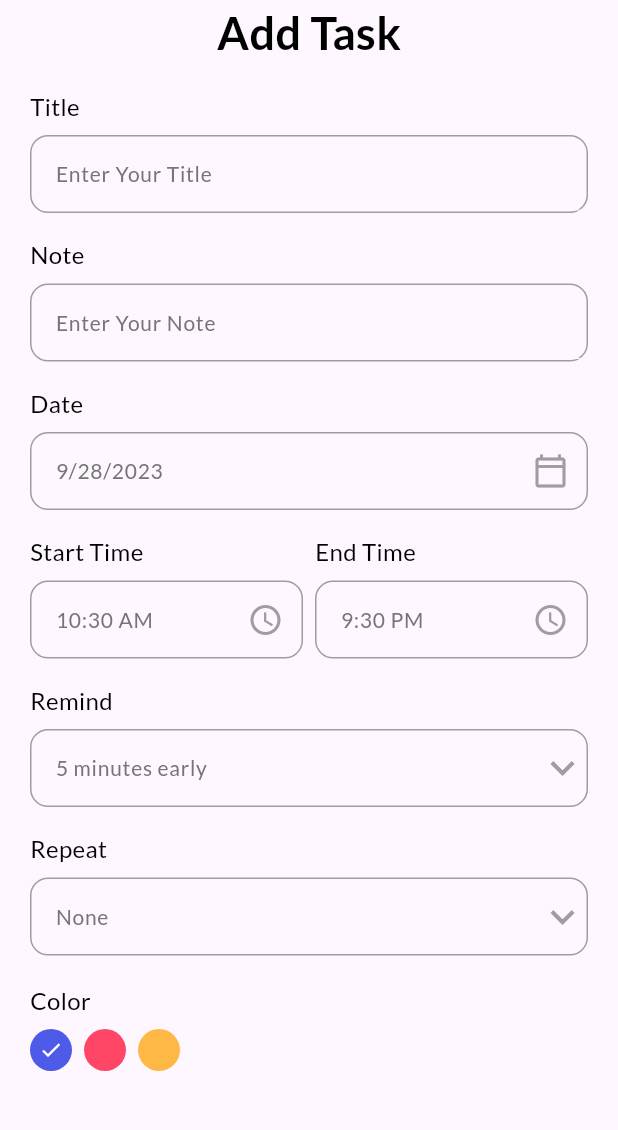
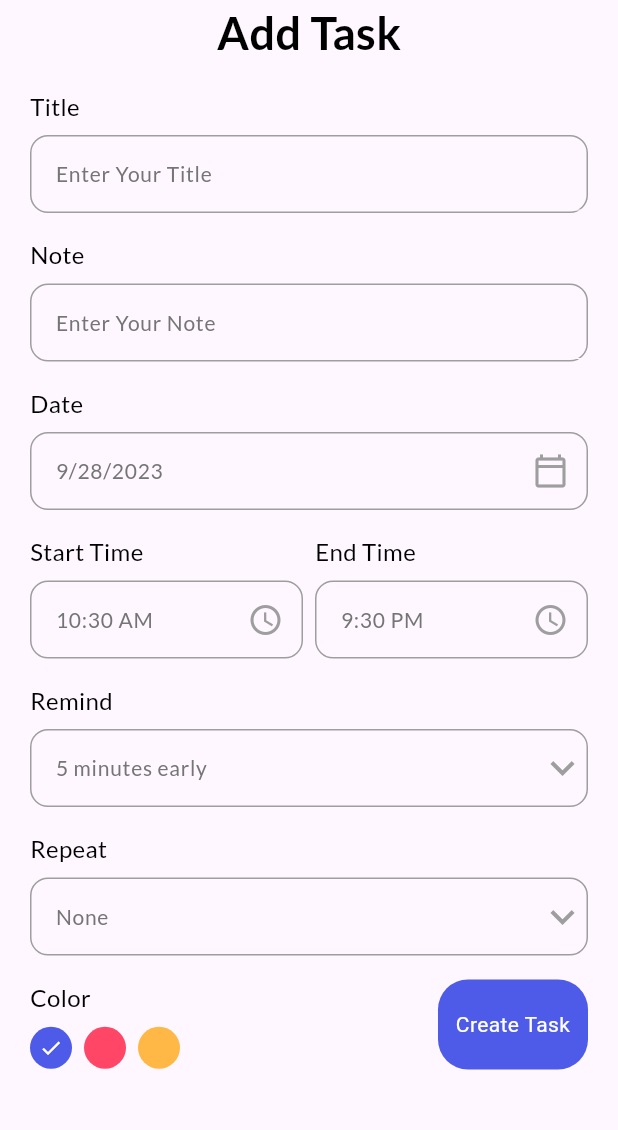
Before and after one commit to Junichi-Machii/flutter_app_calender_03, a Flutter app: the screen it shows after launch, after a tap on "+ Add Task", on a phone screen of 412 x 824 dp, the part 84-1214 px from its top. Run offline on Flutter 3.47's test engine with Material 3 defaults, Android fonts, the light colour scheme and no system bars; our stand-ins replace date_picker_timeline, flutter_local_notifications, get, get_storage, google_fonts, timezone.

Commit message:
add _validateDate textConroller snacbar logic

```diff
--- a/lib/ui/widgets/add_task_bar.dart
+++ b/lib/ui/widgets/add_task_bar.dart
@@ -2,9 +2,9 @@ import 'package:flutter/material.dart';
 import 'package:flutter_clendar_app03/contents/color.dart';
 import 'package:flutter_clendar_app03/contents/theme.dart';
 import 'package:flutter_clendar_app03/data/list_date.dart';
+import 'package:flutter_clendar_app03/ui/widgets/button.dart';
 import 'package:flutter_clendar_app03/ui/widgets/input_field.dart';
 import 'package:get/get.dart';
-import 'package:get/get_core/src/get_main.dart';
 import 'package:intl/intl.dart';
 
 class AddTaskPage extends StatefulWidget {
@@ -15,6 +15,8 @@ class AddTaskPage extends StatefulWidget {
 }
 
 class _AddTaskPageState extends State<AddTaskPage> {
+  final TextEditingController _titleController = TextEditingController();
+  final TextEditingController _noteController = TextEditingController();
   DateTime _selectedDate = DateTime.now();
   // TimeOfDay _selectedTime = TimeOfDay.now();
   String _endTime = "9:30 PM";
@@ -26,7 +28,7 @@ class _AddTaskPageState extends State<AddTaskPage> {
   Widget build(BuildContext context) {
     return Scaffold(
       backgroundColor: context.theme.scaffoldBackgroundColor,
-      appBar: _appbar(context),
+      appBar: _appBar(context),
       body: Container(
         padding: const EdgeInsets.only(left: 20, right: 20),
         child: SingleChildScrollView(
@@ -36,8 +38,16 @@ class _AddTaskPageState extends State<AddTaskPage> {
                 "Add Task",
                 style: headingStyle,
               ),
-              MyInputField(hintText: "Enter Your Title", title: "Title"),
-              MyInputField(hintText: "Enter Your Note", title: "Note"),
+              MyInputField(
+                hintText: "Enter Your Title",
+                title: "Title",
+                controller: _titleController,
+              ),
+              MyInputField(
+                hintText: "Enter Your Note",
+                title: "Note",
+                controller: _noteController,
+              ),
               MyInputField(
                 hintText: DateFormat.yMd().format(_selectedDate),
                 title: "Date",
@@ -142,48 +152,17 @@ class _AddTaskPageState extends State<AddTaskPage> {
                   }).toList(),
                 ),
               ),
-              SizedBox(height: 18),
+              const SizedBox(height: 16),
+              // colors choices
               Row(
+                mainAxisAlignment: MainAxisAlignment.spaceBetween,
                 children: [
-                  Column(
-                    crossAxisAlignment: CrossAxisAlignment.start,
-                    children: [
-                      Text(
-                        "Color",
-                        style: titleStyle,
-                      ),
-                      SizedBox(height: 8.0),
-                      Wrap(
-                        children: List<Widget>.generate(3, (int index) {
-                          return GestureDetector(
-                            onTap: () {
-                              setState(() {
-                                _selectedColor = index;
-                              });
-                            },
-                            child: Padding(
-                              padding: const EdgeInsets.only(right: 8.0),
-                              child: (CircleAvatar(
-                                radius: 14,
-                                backgroundColor: index == 0
-                                    ? ThemeColors.primaryClr
-                                    : index == 1
-                                        ? ThemeColors.pinkClr
-                                        : ThemeColors.yellowClr,
-                                child: _selectedColor == index
-                                    ? Icon(
-                                        Icons.done,
-                                        color: ThemeColors.white,
-                                        size: 16,
-                                      )
-                                    : Container(),
-                              )),
-                            ),
-                          );
-                        }),
-                      )
-                    ],
-                  )
+                  _colorPallete(),
+                  MyButton(
+                      onTap: () {
+                        _validateDate();
+                      },
+                      label: "Create Task"),
                 ],
               )
             ],
@@ -193,7 +172,7 @@ class _AddTaskPageState extends State<AddTaskPage> {
     );
   }
 
-  _appbar(BuildContext context) {
+  _appBar(BuildContext context) {
     return AppBar(
       elevation: 0,
       backgroundColor: context.theme.appBarTheme.backgroundColor,
@@ -216,6 +195,24 @@ class _AddTaskPageState extends State<AddTaskPage> {
         SizedBox(width: 20),
       ],
     );
+  }
+
+  _validateDate() {
+    if (_titleController.text.isNotEmpty && _noteController.text.isNotEmpty) {
+      //add date base
+      Get.back();
+    } else if (_titleController.text.isEmpty || _noteController.text.isEmpty) {
+      Get.snackbar(
+        'Required',
+        'All fields are required ',
+        snackPosition: SnackPosition.BOTTOM,
+        backgroundColor: Get.isDarkMode ? Colors.grey : Colors.grey[300],
+        icon: Icon(
+          Icons.warning_amber_rounded,
+          color: Colors.red[900],
+        ),
+      );
+    }
   }
 
   _getDateFromUser({required BuildContext context}) async {
@@ -261,4 +258,46 @@ class _AddTaskPageState extends State<AddTaskPage> {
       ),
     );
   }
+
+  _colorPallete() {
+    return Column(
+      crossAxisAlignment: CrossAxisAlignment.start,
+      children: [
+        Text(
+          "Color",
+          style: titleStyle,
+        ),
+        const SizedBox(height: 8.0),
+        Wrap(
+          children: List<Widget>.generate(3, (int index) {
+            return GestureDetector(
+              onTap: () {
+                setState(() {
+                  _selectedColor = index;
+                });
+              },
+              child: Padding(
+                padding: const EdgeInsets.only(right: 8.0),
+                child: (CircleAvatar(
+                  radius: 14,
+                  backgroundColor: index == 0
+                      ? ThemeColors.primaryClr
+                      : index == 1
+                          ? ThemeColors.pinkClr
+                          : ThemeColors.yellowClr,
+                  child: _selectedColor == index
+                      ? Icon(
+                          Icons.done,
+                          color: ThemeColors.white,
+                          size: 16,
+                        )
+                      : Container(),
+                )),
+              ),
+            );
+          }),
+        )
+      ],
+    );
+  }
 }
--- a/lib/view/home_page.dart
+++ b/lib/view/home_page.dart
@@ -36,7 +36,7 @@ class _HomePageState extends State<HomePage> {
   @override
   Widget build(BuildContext context) {
     return Scaffold(
-      appBar: _appbar(),
+      appBar: _appBar(),
       body: Column(
         children: [
           _addTaskBar(),
@@ -106,7 +106,7 @@ class _HomePageState extends State<HomePage> {
     );
   }
 
-  _appbar() {
+  _appBar() {
     return AppBar(
       elevation: 0,
       backgroundColor: context.theme.appBarTheme.backgroundColor,
@@ -125,7 +125,8 @@ class _HomePageState extends State<HomePage> {
         child: Icon(
           Get.isDarkMode ? Icons.sunny : Icons.dark_mode_rounded,
           size: 20,
-          color: Get.isDarkMode ? Colors.white : Colors.black87,
+          color:
+              Get.isDarkMode ? Colors.amber.shade900 : Colors.yellow.shade700,
         ),
       ),
       actions: [
```
